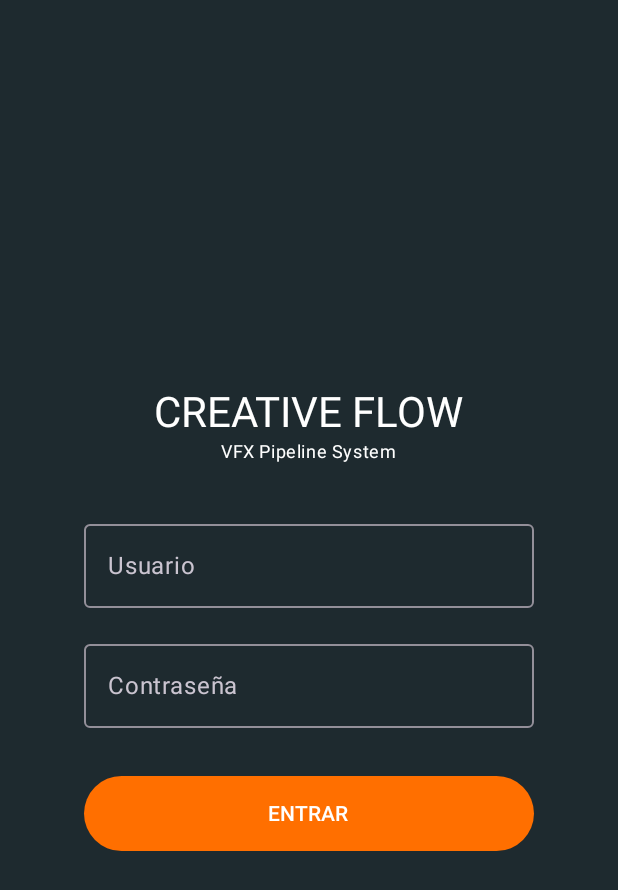
After one commit to MarcArtStudio3D/CreativeFlow, an Android app built with Jetpack Compose: the composable LoginScreen shown on its own in the app's theme, on a phone screen of 412 x 824 dp. The commit adds this screen. Shown: the top 890 px of the screen. Run offline under Robolectric (Android 15) with nearby library versions, the phone set to English and light mode, and no system bars.

Commit message:
Login y Esqueleto de MainWindow

```diff
--- /dev/null
+++ b/composeApp/src/commonMain/kotlin/com/artstudio3d/creativeflow/repositories/AuthBridge.kt
@@ -0,0 +1,7 @@
+package com.artstudio3d.creativeflow.repositories
+
+
+expect object AuthGateway {
+    fun login(user: String, pass: String): Boolean
+    fun loadPermissions(user: String): List<UserPermission>
+}
--- /dev/null
+++ b/composeApp/src/commonMain/kotlin/com/artstudio3d/creativeflow/ui/LoginScreen.kt
@@ -0,0 +1,80 @@
+package com.artstudio3d.creativeflow.ui
+
+import androidx.compose.foundation.layout.*
+import androidx.compose.material3.*
+import androidx.compose.runtime.*
+import androidx.compose.ui.Alignment
+import androidx.compose.ui.Modifier
+import androidx.compose.ui.text.input.PasswordVisualTransformation
+import androidx.compose.ui.unit.dp
+import com.artstudio3d.creativeflow.repositories.AuthGateway
+import com.artstudio3d.creativeflow.session.AppSession
+
+@Composable
+fun LoginScreen(onLoginSuccess: () -> Unit) {
+    // Estados locales para los campos de texto
+    var userText by remember { mutableStateOf("") }
+    var passText by remember { mutableStateOf("") }
+    var errorVisible by remember { mutableStateOf(false) }
+
+    Box(modifier = Modifier.fillMaxSize(), contentAlignment = Alignment.Center) {
+        Column(
+            horizontalAlignment = Alignment.CenterHorizontally,
+            modifier = Modifier.width(300.dp)
+        ) {
+            Text("CREATIVE FLOW", style = MaterialTheme.typography.headlineMedium)
+            Text("VFX Pipeline System", style = MaterialTheme.typography.bodySmall)
+
+            Spacer(modifier = Modifier.height(32.dp))
+
+            OutlinedTextField(
+                value = userText,
+                onValueChange = { userText = it; errorVisible = false },
+                label = { Text("Usuario") },
+                modifier = Modifier.fillMaxWidth(),
+                singleLine = true
+            )
+
+            Spacer(modifier = Modifier.height(16.dp))
+
+            OutlinedTextField(
+                value = passText,
+                onValueChange = { passText = it; errorVisible = false },
+                label = { Text("Contraseña") },
+                visualTransformation = PasswordVisualTransformation(),
+                modifier = Modifier.fillMaxWidth(),
+                singleLine = true
+            )
+
+            if (errorVisible) {
+                Text(
+                    "Usuario o contraseña incorrectos",
+                    color = MaterialTheme.colorScheme.error,
+                    style = MaterialTheme.typography.bodySmall,
+                    modifier = Modifier.padding(top = 8.dp)
+                )
+            }
+
+            Spacer(modifier = Modifier.height(32.dp))
+
+            Button(
+                onClick = {
+                    val valido = AuthGateway.login(userText, passText)
+                    if (valido) {
+                        // RELLENAMOS LA SESIÓN
+                        AppSession.usuarioLogueado = userText
+                        AppSession.permisos = AuthGateway.loadPermissions(userText)
+
+                        // AVISAMOS AL MAIN
+                        onLoginSuccess()
+                    } else {
+                        errorVisible = true
+                    }
+                },
+                modifier = Modifier.fillMaxWidth().height(50.dp)
+            ) {
+                Text("ENTRAR")
+            }
+        }
+    }
+}
--- a/composeApp/src/commonMain/kotlin/com/artstudio3d/creativeflow/ui/theme/Color.kt
+++ b/composeApp/src/commonMain/kotlin/com/artstudio3d/creativeflow/ui/theme/Color.kt
@@ -2,9 +2,11 @@ package com.artstudio3d.creativeflow.ui.theme
 
 import androidx.compose.ui.graphics.Color
 
-val OrangePrimary = Color(0xFFFF6F00)
-val White = Color(0xFFFFFFFF)
-val DarkPetrol = Color(0xFF1E2A2F)
-val LightGray = Color(0xFFD0D3D6)
+val NaranjaPrincipal = Color(0xFFFF6F00)
+val AzulPetroleo = Color(0xFF1E2A2F)
+val GrisClaro = Color(0xFFD0D3D6)
+val BlancoPuro = Color(0xFFFFFFFF)
 
-val BlueGray = Color(0xFF021323)
+// Variantes útiles para estados (hover, deshabilitado)
+val AzulPetroleoClarito = Color(0xFF2C3E47)
+val NaranjaSoft = Color(0xFFFF8F33)
--- a/composeApp/src/commonMain/kotlin/com/artstudio3d/creativeflow/ui/theme/Theme.kt
+++ b/composeApp/src/commonMain/kotlin/com/artstudio3d/creativeflow/ui/theme/Theme.kt
@@ -1,23 +1,30 @@
 package com.artstudio3d.creativeflow.ui.theme
 
+import androidx.compose.material.darkColors
 import androidx.compose.material3.MaterialTheme
 import androidx.compose.material3.darkColorScheme
 import androidx.compose.runtime.Composable
+import com.artstudio3d.creativeflow.ui.theme.*
+import com.artstudio3d.creativeflow.ui.theme.Typography
+import androidx.compose.material3.darkColorScheme
+import androidx.compose.material3.lightColorScheme
 
-val CreativeFlowDarkColorScheme = darkColorScheme(
-    primary = OrangePrimary,
-    onPrimary = White,
-    background = BlueGray,
-    surface = DarkPetrol,
-    onBackground = BlueGray,
-    onSurface = LightGray,
-    secondary = LightGray,
+private val DarkColorScheme = darkColorScheme(
+    primary = NaranjaPrincipal,
+    onPrimary = BlancoPuro,
+    secondary = GrisClaro,
+    onSecondary = AzulPetroleo,
+    background = AzulPetroleo,
+    onBackground = BlancoPuro,
+    surface = AzulPetroleo, // Color para contenedores como el Sidebar
+    onSurface = BlancoPuro
 )
 
 @Composable
-fun CreativeFlowTheme(content: @Composable () -> Unit) {
+fun ArtStudioTheme(content: @Composable () -> Unit) {
     MaterialTheme(
-        colorScheme = CreativeFlowDarkColorScheme,
+        colorScheme = DarkColorScheme, // ¡Aquí está el cambio clave!
+        typography = Typography,       // Asegúrate de que sea androidx.compose.material3.Typography
         content = content
     )
 }
--- /dev/null
+++ b/composeApp/src/commonMain/kotlin/com/artstudio3d/creativeflow/ui/theme/Type.kt
@@ -0,0 +1,24 @@
+package com.artstudio3d.creativeflow.ui.theme
+
+
+import androidx.compose.material3.Typography // <--- IMPORTANTE: Debe ser material3
+import androidx.compose.ui.text.TextStyle
+import androidx.compose.ui.text.font.FontFamily
+import androidx.compose.ui.text.font.FontWeight
+import androidx.compose.ui.unit.sp
+
+val Typography = Typography(
+    bodyLarge = TextStyle(
+        fontFamily = FontFamily.Default,
+        fontWeight = FontWeight.Normal,
+        fontSize = 16.sp,
+        lineHeight = 24.sp,
+        letterSpacing = 0.5.sp
+    ),
+    titleLarge = TextStyle(
+        fontFamily = FontFamily.Default,
+        fontWeight = FontWeight.Bold,
+        fontSize = 22.sp
+    )
+    // Puedes añadir labelSmall, titleMedium, etc.
+)
```
Also changed, not shown: composeApp/build.gradle.kts (+13 -9 lines), composeApp/src/commonMain/kotlin/com/artstudio3d/creativeflow/repositories/UserPermission.kt (added, +11 -0 lines), composeApp/src/commonMain/kotlin/com/artstudio3d/creativeflow/session/AppSession.kt (added, +17 -0 lines), composeApp/src/commonMain/kotlin/com/artstudio3d/creativeflow/ui/MainDashboard.kt (added, +167 -0 lines), composeApp/src/commonMain/kotlin/com/artstudio3d/creativeflow/ui/components/CFNativeButton.kt (+7 -7 lines), 5 other files.
